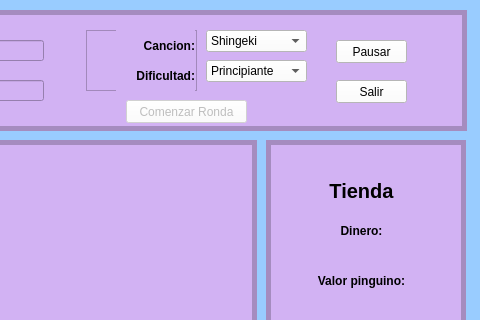
This is Tareas/T02/ui-ventana-juego.ui in domingo2000/ProgramacionAvanzada as Qt 5 draws it before an edit; both pictures show x 554 to 1034 and y 0 to 320 of the 1034 by 657 pixel window. The edited form follows.
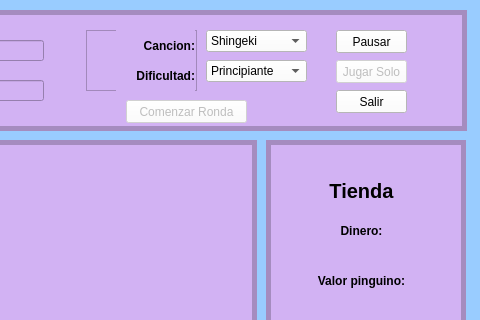
This is the edited form. Icons and pictures are not drawn.

Commit message: terminado boton jugar solo

```diff
--- a/Tareas/T02/ui-ventana-juego.ui
+++ b/Tareas/T02/ui-ventana-juego.ui
@@ -246,7 +246,7 @@
     <property name="geometry">
      <rect>
       <x>870</x>
-      <y>30</y>
+      <y>20</y>
       <width>71</width>
       <height>23</height>
      </rect>
@@ -262,7 +262,7 @@
     <property name="geometry">
      <rect>
       <x>870</x>
-      <y>70</y>
+      <y>80</y>
       <width>71</width>
       <height>23</height>
      </rect>
@@ -420,6 +420,25 @@
     <zorder>label_combo_maximo</zorder>
     <zorder>label_combo</zorder>
    </widget>
+   <widget class="QPushButton" name="boton_jugar_solo">
+    <property name="enabled">
+     <bool>false</bool>
+    </property>
+    <property name="geometry">
+     <rect>
+      <x>870</x>
+      <y>50</y>
+      <width>71</width>
+      <height>23</height>
+     </rect>
+    </property>
+    <property name="styleSheet">
+     <string notr="true">background-color: #ffffff;</string>
+    </property>
+    <property name="text">
+     <string>Jugar Solo</string>
+    </property>
+   </widget>
    <zorder>barra_superior</zorder>
    <zorder>label_5</zorder>
    <zorder>frame_2</zorder>
@@ -431,6 +450,7 @@
    <zorder>barra_progreso</zorder>
    <zorder>barra_aprobacion</zorder>
    <zorder>frame_5</zorder>
+   <zorder>boton_jugar_solo</zorder>
   </widget>
   <widget class="QFrame" name="zona_captura">
    <property name="geometry">
```
Left out of the diff: 17 changed lines with no effect on the pictures. The commit also changes 4 other files.
